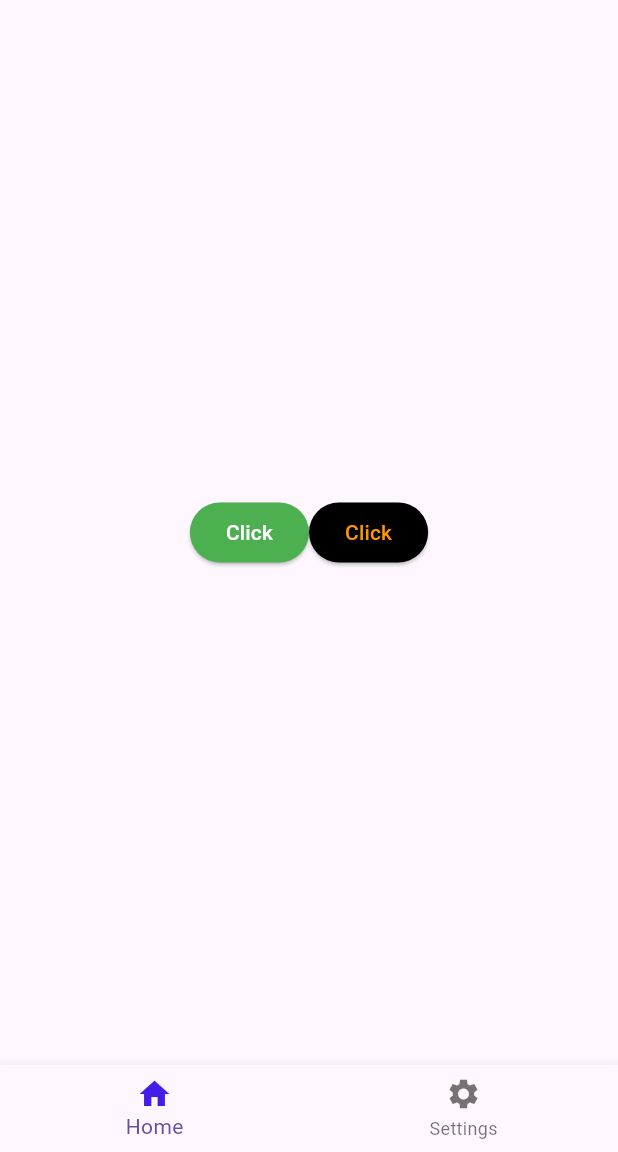
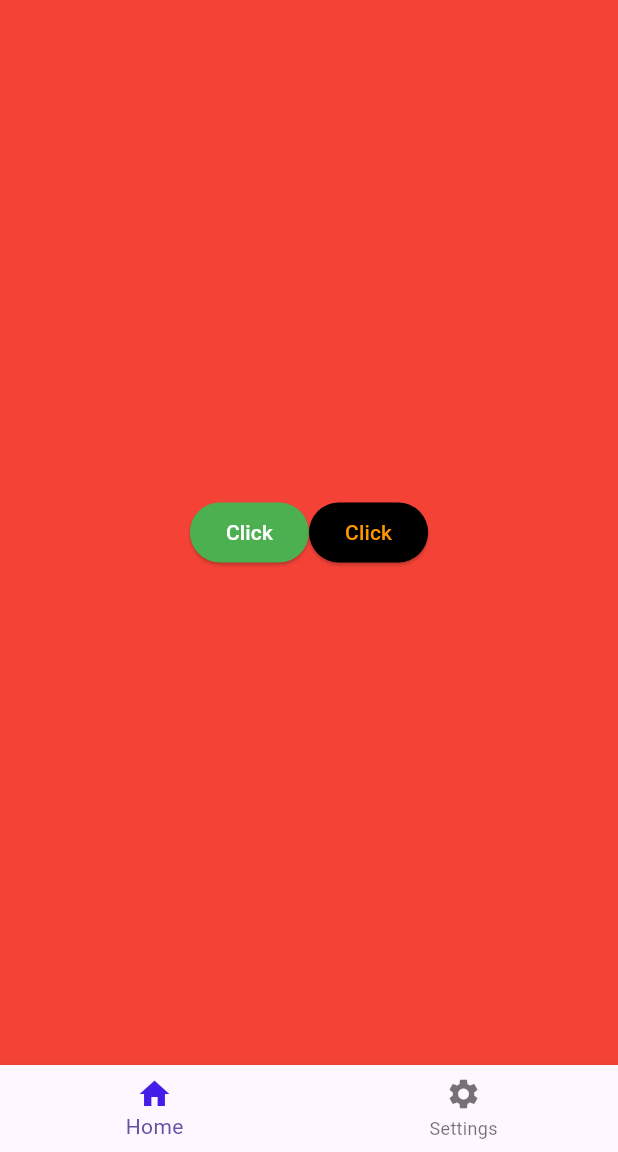
Before and after one commit to Taoheedoh/Flutter_Basics, a Flutter app: the screen it shows after launch, on a phone screen of 412 x 824 dp, the part 84-1236 px from its top. Run offline on Flutter 3.47's test engine with Material 3 defaults, Android fonts, the phone set to English and light mode, and no system bars.

Commit message:
Add: Flutter Container

```diff
--- a/lib/main.dart
+++ b/lib/main.dart
@@ -24,11 +24,13 @@ class _MyAppState extends State<MyApp> {
           title: const Text('Flutter Basics'),
         ),
         body: Center(
-          child: SizedBox(
+          child: Container(
             width: double.infinity,
+            height: double.infinity,
+            color: Colors.red,
             child: Row(
               mainAxisAlignment: MainAxisAlignment.center,
-              crossAxisAlignment: CrossAxisAlignment.start,
+              crossAxisAlignment: CrossAxisAlignment.center,
               children: [
                 ElevatedButton(
                   style: ElevatedButton.styleFrom(
```
